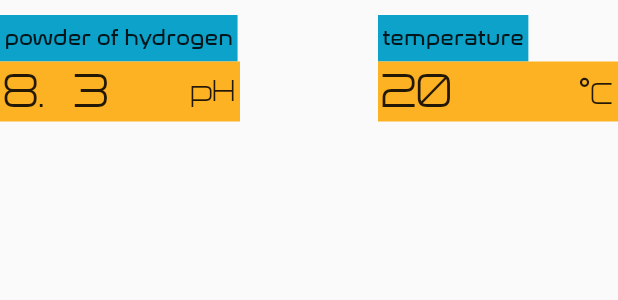
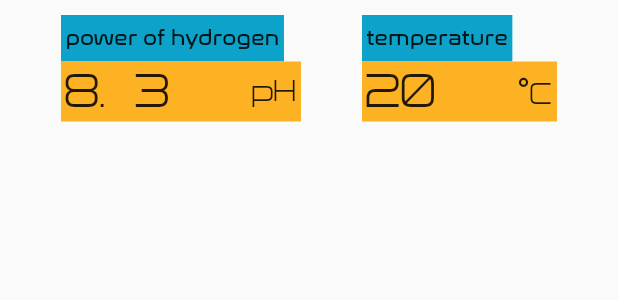
Before and after one commit to Team-Crushing-It/dripdrop, a Flutter app: the RealtimeData widget shown alone on an empty page, opened directly, on a phone screen of 412 x 824 dp. Shown: the top 300 px of the screen. Run offline on Flutter 3.47's test engine with Material 2 defaults, Android fonts, the phone set to English and light mode, and no system bars; our stand-ins replace bloc, cloud_firestore, equatable, fl_chart, flutter_bloc; accounts and stored records are empty.

Commit message:
small changes

```diff
--- a/lib/pages/dashboard_page.dart
+++ b/lib/pages/dashboard_page.dart
@@ -7,7 +7,7 @@ class DashboardPage extends StatelessWidget {
     return Scaffold(
       backgroundColor: Theme.of(context).backgroundColor,
       body: Column(
-        mainAxisAlignment: MainAxisAlignment.spaceBetween,
+        mainAxisAlignment: MainAxisAlignment.spaceEvenly,
         children: [
           Profile(),
           Alert(),
--- a/lib/pages/data_page.dart
+++ b/lib/pages/data_page.dart
@@ -8,7 +8,7 @@ class DataPage extends StatelessWidget{
     return Scaffold(
       backgroundColor: Theme.of(context).backgroundColor,
       body: Column(
-        mainAxisAlignment: MainAxisAlignment.spaceBetween,
+        mainAxisAlignment: MainAxisAlignment.spaceEvenly,
         children: [
           TimeSelect(),
           Graph(),
--- a/lib/widgets/dash/realtime_dash.dart
+++ b/lib/widgets/dash/realtime_dash.dart
@@ -15,7 +15,7 @@ class _RealtimeDashState extends State<RealtimeDash> {
     return Container(
       margin: const EdgeInsets.only(top: 10.0),
       child: Row(
-        mainAxisAlignment: MainAxisAlignment.spaceBetween,
+        mainAxisAlignment: MainAxisAlignment.spaceEvenly,
         children: [
           //insert streambuilder here
           Container(
--- a/lib/widgets/data/realtime_data.dart
+++ b/lib/widgets/data/realtime_data.dart
@@ -56,7 +56,7 @@ class _RealtimeDataState extends State<RealtimeData> {
     return Container(
       margin: const EdgeInsets.only(top: 10.0),
       child: Row(
-        mainAxisAlignment: MainAxisAlignment.spaceBetween,
+        mainAxisAlignment: MainAxisAlignment.spaceEvenly,
         children: [
           //insert streambuilder here
           Container(
@@ -67,7 +67,7 @@ class _RealtimeDataState extends State<RealtimeData> {
               children: [
                 Container(
                   padding: const EdgeInsets.symmetric(vertical: 7, horizontal: 3),
-                  child: Text("powder of hydrogen", style: TextStyle(fontFamily: "Nasalization")),
+                  child: Text("power of hydrogen", style: TextStyle(fontFamily: "Nasalization")),
                   color: Theme.of(context).accentColor,
                 ),
                 Container(
@@ -85,7 +85,7 @@ class _RealtimeDataState extends State<RealtimeData> {
             ),
           ),
           Container(
-            width: 160,
+            width: 130,
             height: 80,
             child: Column(
               crossAxisAlignment: CrossAxisAlignment.start,
```
